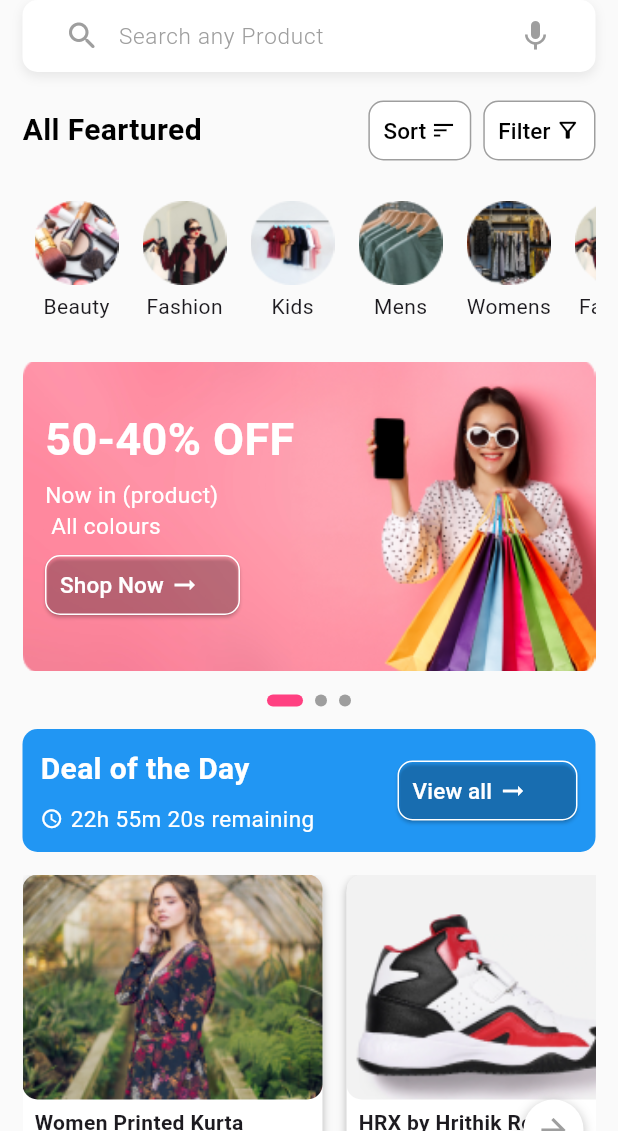
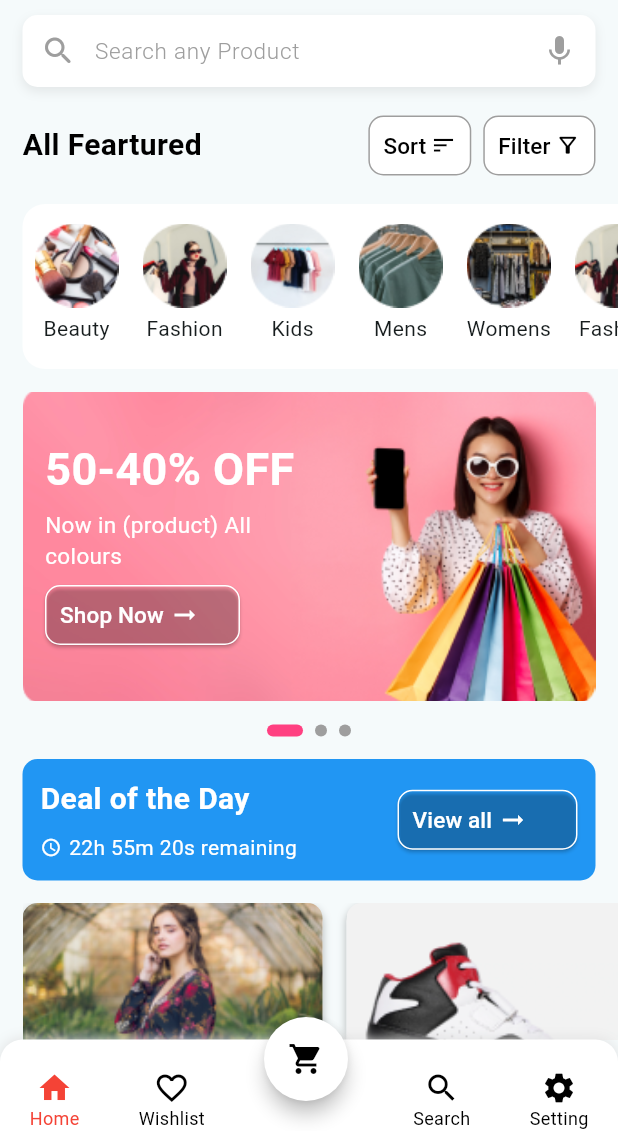
Before and after one commit to NhatHoang26122003/ecommerce_app, a Flutter app: the HomePageScreen screen opened directly, on a phone screen of 412 x 824 dp, the part 105-1236 px from its top. Run offline on Flutter 3.47's test engine with Material 3 defaults, Android fonts, the phone set to English and light mode, and no system bars; drawn by our look-alikes of smooth_page_indicator; our stand-ins replace flutter_rating_bar.

Commit message:
update_bottomNavigationBar

```diff
--- a/lib/main.dart
+++ b/lib/main.dart
@@ -12,7 +12,7 @@ class MyApp extends StatelessWidget {
   Widget build(BuildContext context) {
     return MaterialApp(
       theme: ThemeData(
-        colorScheme: ColorScheme.fromSeed(seedColor: Colors.deepPurple),
+        colorScheme: ColorScheme.fromSeed(seedColor: Colors.white),
         useMaterial3: true,
       ),
       debugShowCheckedModeBanner: false,
--- a/lib/models/category.dart
+++ b/lib/models/category.dart
@@ -10,55 +10,34 @@ class Category {
   Category({
     this.name = " ",
     this.imagePath = " ",
-    this.title =" ",
-    this.subText =" ",
-    this.buttonText ="",
+    this.title = " ",
+    this.subText = " ",
+    this.buttonText = "",
   });
 
   static List<Category> homeCategory = [
-    Category(
-        name: "Beauty",
-        imagePath: "assets/images/beauty.png"
-    ),
-    Category(
-        name: "Fashion",
-        imagePath: "assets/images/fashion.png"
-    ),
-    Category(
-        name: "Kids",
-        imagePath: "assets/images/kids.png"
-    ),
-    Category(
-        name: "Mens",
-        imagePath: "assets/images/men.png"
-    ),
-    Category(
-        name: "Womens",
-        imagePath: "assets/images/women.png"
-    ),
-    Category(
-        name: "Fashion",
-        imagePath: "assets/images/fashion.png"
-    ),
+    Category(name: "Beauty", imagePath: "assets/images/beauty.png"),
+    Category(name: "Fashion", imagePath: "assets/images/fashion.png"),
+    Category(name: "Kids", imagePath: "assets/images/kids.png"),
+    Category(name: "Mens", imagePath: "assets/images/men.png"),
+    Category(name: "Womens", imagePath: "assets/images/women.png"),
+    Category(name: "Fashion", imagePath: "assets/images/fashion.png"),
   ];
   static List<Category> banner = [
     Category(
-      imagePath: "assets/images/banner.png",
-      title: "50-40% OFF",
-      subText: "Now in (product) \n All colours",
-      buttonText: "Shop Now"
-    ),
+        imagePath: "assets/images/banner.png",
+        title: "50-40% OFF",
+        subText: "Now in (product) All colours",
+        buttonText: "Shop Now"),
     Category(
         imagePath: "assets/images/banner.png",
         title: "50-40% OFF",
-        subText: "Now in (product) \n All colours",
-        buttonText: "Shop Now"
-    ),
+        subText: "Now in (product) All colours",
+        buttonText: "Shop Now"),
     Category(
         imagePath: "assets/images/banner.png",
         title: "50-40% OFF",
-        subText: "Now in (product) \n All colours",
-        buttonText: "Shop Now"
-    )
+        subText: "Now in (product) All colours",
+        buttonText: "Shop Now")
   ];
 }
--- /dev/null
+++ b/lib/screen/bottom_tab/bottom_tab_screen.dart
@@ -0,0 +1,67 @@
+import 'package:flutter/material.dart';
+
+class BottomTabScreen extends StatefulWidget {
+  const BottomTabScreen({super.key});
+
+  @override
+  State<BottomTabScreen> createState() => _BottomTabScreenState();
+}
+
+class _BottomTabScreenState extends State<BottomTabScreen> {
+  @override
+  Widget build(BuildContext context) {
+    return Container();
+  }
+}
+// bottomNavigationBar: Container(
+//   decoration: BoxDecoration(
+//     borderRadius: BorderRadius.only(
+//       topLeft: Radius.circular(20),
+//       topRight: Radius.circular(20),
+//     ),
+//     boxShadow: [
+//       BoxShadow(
+//         color: Colors.grey,
+//         spreadRadius: 0,
+//         blurRadius: 7,
+//         offset: Offset(0, 0),
+//       ),
+//     ],
+//   ),
+//   child: BottomNavigationBar(
+//     currentIndex: _currentIndex,
+//     onTap: _onTabTapped,
+//     type: BottomNavigationBarType.fixed,
+//     selectedItemColor: Colors.red,
+//     unselectedItemColor: Colors.black,
+//     showSelectedLabels: true,
+//     showUnselectedLabels: true,
+//     items: const <BottomNavigationBarItem>[
+//       BottomNavigationBarItem(
+//         icon: Icon(Icons.home),
+//         label: 'Home',
+//       ),
+//       BottomNavigationBarItem(
+//         icon: Icon(Icons.favorite_border),
+//         label: 'Wishlist',
+//       ),
+//       BottomNavigationBarItem(
+//         icon: Icon(Icons.search),
+//         label: 'Search',
+//       ),
+//       BottomNavigationBarItem(
+//         icon: Icon(Icons.settings),
+//         label: 'Setting',
+//       ),
+//     ],
+//   ),
+// ),
+// floatingActionButton: FloatingActionButton(
+//   onPressed: () {
+//     print("Go to shopping");
+//   },
+//   child: Icon(Icons.shopping_cart),
+//   backgroundColor: Colors.white,
+//   shape: CircleBorder(),
+// ),
+// floatingActionButtonLocation: FloatingActionButtonLocation.centerDocked,
--- /dev/null
+++ b/lib/screen/bottom_tab/custom_bottom_navigator_bar.dart
@@ -0,0 +1,94 @@
+import 'package:flutter/material.dart';
+
+class CustomBottomNavigationBar extends StatelessWidget {
+  final int currentIndex;
+  final Function(int) onTabTapped;
+  final bool isShoppingCartSelected;
+  final VoidCallback onShoppingCartTapped;
+
+  const CustomBottomNavigationBar({
+    Key? key,
+    required this.currentIndex,
+    required this.onTabTapped,
+    required this.isShoppingCartSelected,
+    required this.onShoppingCartTapped,
+  }) : super(key: key);
+
+  @override
+  Widget build(BuildContext context) {
+    return Container(
+      height: 61 + MediaQuery.of(context).padding.bottom,
+      decoration: BoxDecoration(
+        color: Colors.white,
+        borderRadius: BorderRadius.only(
+          topLeft: Radius.circular(15),
+          topRight: Radius.circular(15),
+        ),
+        boxShadow: [
+          BoxShadow(
+            color: Colors.grey.shade300,
+            spreadRadius: 0,
+            blurRadius: 7,
+            offset: Offset(0, 0),
+          ),
+        ],
+      ),
+      child: Stack(
+        clipBehavior: Clip.none,
+        children: [
+          Positioned(
+            left: 0,
+            right: 0,
+            bottom: 0,
+            child: Row(
+              mainAxisAlignment: MainAxisAlignment.spaceAround,
+              children: [
+                _buildTabItem(Icons.home, 'Home', 0),
+                _buildTabItem(Icons.favorite_border, 'Wishlist', 1),
+                SizedBox(width: 60),
+                _buildTabItem(Icons.search, 'Search', 2),
+                _buildTabItem(Icons.settings, 'Setting', 3),
+              ],
+            ),
+          ),
+          // Nút Shopping Cart
+          Positioned(
+            bottom: 20,
+            left: MediaQuery.of(context).size.width / 2 - 30,
+            child: FloatingActionButton(
+              onPressed: onShoppingCartTapped,
+              shape: CircleBorder(),
+              backgroundColor: isShoppingCartSelected ? Colors.red : Colors.white,
+              child: Icon(
+                Icons.shopping_cart,
+                color: isShoppingCartSelected ? Colors.white : Colors.black,
+              ),
+              elevation: 5,
+            ),
+          ),
+
+        ],
+      ),
+    );
+  }
+
+  Widget _buildTabItem(IconData icon, String label, int index) {
+    final isSelected = index == currentIndex;
+    return GestureDetector(
+      onTap: () => onTabTapped(index),
+      child: Column(
+        mainAxisSize: MainAxisSize.min,
+        children: [
+          Icon(icon, color: isSelected ? Colors.red : Colors.black),
+          Text(
+            label,
+            style: TextStyle(
+              color: isSelected ? Colors.red : Colors.black,
+              fontSize: 12,
+            ),
+          ),
+        ],
+      ),
+    );
+  }
+}
--- a/lib/screen/home/components/banner.dart
+++ b/lib/screen/home/components/banner.dart
@@ -9,13 +9,47 @@ class BannerPageView extends StatefulWidget {
   State<BannerPageView> createState() => _BannerPageViewState();
 }
 
-class _BannerPageViewState extends State<BannerPageView> {
+class _BannerPageViewState extends State<BannerPageView> with SingleTickerProviderStateMixin {
   var banner = Category.banner;
   final PageController _pageController = PageController();
   int _currentPage = 0;
+  late AnimationController _animationController;
+  @override
+  void initState(){
+    super.initState();
+    _animationController = AnimationController(
+      vsync: this,
+      duration: const Duration(seconds: 4),
+    );
+    _animationController.forward();
+    _animationController.addListener(() {
+      if (_animationController.isCompleted) {
+        _animationController.reset();
+        setState(() {
+          _currentPage = (_currentPage + 1) % (banner.length);
+        });
+        _pageController.animateToPage(
+          _currentPage,
+          duration: const Duration(milliseconds: 500),
+          curve: Curves.easeInOut
+        );
+        _animationController.forward();
+      }
+    });
+  }
+
+  @override
+  void dispose() {
+    _animationController.dispose();
+    _pageController.dispose();
+    super.dispose();
+  }
+
   @override
   Widget build(BuildContext context) {
-    return Column(
+    return Container(
+      margin: const EdgeInsets.only(right: 15),
+      child: Column(
         children: [
           SizedBox(
             height: MediaQuery.of(context).size.height*0.25,
@@ -24,6 +58,8 @@ class _BannerPageViewState extends State<BannerPageView> {
               onPageChanged: (int page){
                 setState(() {
                   _currentPage = page;
+                  _animationController.reset();
+                  _animationController.forward();
                 });
               },
               itemCount: banner.length,
@@ -102,6 +138,7 @@ class _BannerPageViewState extends State<BannerPageView> {
             ),
           ),
         ],
+      )
     );
   }
 }
--- a/lib/screen/home/components/category_widget.dart
+++ b/lib/screen/home/components/category_widget.dart
@@ -9,7 +9,12 @@ class CategoryWidget extends StatelessWidget {
   @override
   Widget build(BuildContext context) {
     return Container(
-      height: 100,
+      decoration: BoxDecoration(
+        color: Colors.white,
+        borderRadius: BorderRadius.only(topLeft: Radius.circular(15), bottomLeft:  Radius.circular(15)),
+      ),
+      padding: const EdgeInsets.symmetric(vertical: 5),
+      height: 110,
       child: ListView.builder(
         scrollDirection: Axis.horizontal,
         itemCount: homeCategory.length,
--- a/lib/screen/home/components/session_header.dart
+++ b/lib/screen/home/components/session_header.dart
@@ -13,7 +13,8 @@ class SessionHeader extends StatelessWidget {
   @override
   Widget build(BuildContext context) {
     return Container(
-      padding: EdgeInsets.symmetric(horizontal: 12, vertical: 12),
+      margin: const EdgeInsets.only(right: 15),
+      padding: EdgeInsets.symmetric(horizontal:12, vertical: 12),
       decoration: BoxDecoration(
         color: colorBackground,
         borderRadius: BorderRadius.circular(10),
@@ -29,9 +30,9 @@ class SessionHeader extends StatelessWidget {
               SizedBox(height: 8,),
               Row (
                 children: [
-                  icon != null ? Icon(icon, color: Colors.white, size: 15,) : SizedBox.shrink(),
+                  icon != null ? Icon(icon, color: Colors.white, size: 14,) : SizedBox.shrink(),
                   SizedBox(width: 5,),
-                  Text (timeLine, style: TextStyle(fontSize: 15, color: Colors.white))
+                  Text (timeLine, style: TextStyle(fontSize: 14, color: Colors.white))
                 ],
               ),
             ],
--- a/lib/screen/home/components/sort_filter.dart
+++ b/lib/screen/home/components/sort_filter.dart
@@ -4,7 +4,9 @@ class SortFilter extends StatelessWidget {
 
   @override
   Widget build(BuildContext context) {
-    return Row(
+    return Container(
+      margin: const EdgeInsets.only(right: 15),
+      child: Row(
         mainAxisAlignment: MainAxisAlignment.end,
         children: [
           OutlinedButton(
@@ -53,6 +55,7 @@ class SortFilter extends StatelessWidget {
             ),
           )
         ],
+      )
     );
   }
 }
--- a/lib/screen/home/components/stylish_search.dart
+++ b/lib/screen/home/components/stylish_search.dart
@@ -6,7 +6,7 @@ class StylishSearch extends StatelessWidget {
   @override
   Widget build(BuildContext context) {
     return Container(
-      padding: EdgeInsets.symmetric(horizontal: 16),
+      margin: const EdgeInsets.only(top: 10, right: 15),
       decoration: BoxDecoration(
         borderRadius: BorderRadius.circular(10),
         color: Colors.white,
--- a/lib/screen/home/home_page.dart
+++ b/lib/screen/home/home_page.dart
@@ -1,3 +1,4 @@
+import 'package:ecommerce_app/screen/bottom_tab/custom_bottom_navigator_bar.dart';
 import 'package:ecommerce_app/screen/home/components/banner.dart';
 import 'package:ecommerce_app/screen/home/components/product_list_view.dart';
 import 'package:ecommerce_app/screen/home/components/sort_filter.dart';
@@ -7,6 +8,7 @@ import 'package:flutter/material.dart';
 import 'components/category_widget.dart';
 import 'components/session_header.dart';
 import 'package:ecommerce_app/models/product.dart';
+import 'package:ecommerce_app/app_color.dart' as AppColor;
 
 class HomePageScreen extends StatefulWidget {
   const HomePageScreen({super.key});
@@ -16,10 +18,34 @@ class HomePageScreen extends StatefulWidget {
 }
 
 class _HomePageScreenState extends State<HomePageScreen> {
+  late int _currentIndex = 0;
+
+  final List<Widget> _pages = [
+    Center(child: Text("Home")),
+    Center(child: Text("Wishlist")),
+    Center(child: Text("Search")),
+    Center(child: Text("Setting")),
+    Center(child: Text("Shopping")),
+  ];
+
+  bool _isShoppingCartSelected = false;
+
+  void _onTabTapped(int index) {
+    setState(() {
+      _currentIndex = index;
+      _isShoppingCartSelected = false;
+    });
+  }
+
+  void _onShoppingCartTapped() {
+    setState(() {
+      _currentIndex = 4;
+      _isShoppingCartSelected = !_isShoppingCartSelected;
+    });
+  }
   @override
   Widget build(BuildContext context) {
     return Scaffold(
-        backgroundColor: Colors.grey.shade50,
       appBar: AppBar(
         backgroundColor: Colors.white,
         elevation: 0,
@@ -27,8 +53,8 @@ class _HomePageScreenState extends State<HomePageScreen> {
         title: StylishAppbar(),
         automaticallyImplyLeading: false,
       ),
-        body: SingleChildScrollView(
-          padding: EdgeInsets.symmetric(horizontal: 15),
+      body: _currentIndex == 0 ? SingleChildScrollView(
+        padding: const EdgeInsets.only(left: 15),
         child: Column(
           mainAxisAlignment: MainAxisAlignment.center,
           children: [
@@ -82,15 +108,19 @@ class _HomePageScreenState extends State<HomePageScreen> {
             _newArrivals(),
             const SizedBox(height: 15,),
             _sponserd(),
+            const SizedBox(height: 20,),
           ],
         ),
-        )
+      ) : _pages[_currentIndex],
+      bottomNavigationBar: CustomBottomNavigationBar(currentIndex: _currentIndex, onTabTapped: _onTabTapped,
+        isShoppingCartSelected: _isShoppingCartSelected, onShoppingCartTapped: _onShoppingCartTapped,),
     );
   }
   _specialOffers() {
     return Container(
       height: MediaQuery.of(context).size.height*0.16,
-      padding: EdgeInsets.symmetric(horizontal: 16, vertical: 4),
+      margin: const EdgeInsets.only(right: 15),
+      padding: const EdgeInsets.symmetric(horizontal: 16, vertical: 4),
       decoration: BoxDecoration(
         borderRadius: BorderRadius.circular(10),
         color: Colors.white,
@@ -144,6 +174,7 @@ class _HomePageScreenState extends State<HomePageScreen> {
   }
   _flatAndHeels () {
     return Container(
+      margin: const EdgeInsets.only(right: 15),
       height: MediaQuery.of(context).size.height*0.25,
       decoration: BoxDecoration(
         borderRadius: BorderRadius.circular(10),
@@ -239,7 +270,9 @@ class _HomePageScreenState extends State<HomePageScreen> {
     );
   }
   _newArrivals () {
-    return Column(
+    return Container(
+      margin: const EdgeInsets.only(right: 15),
+      child: Column(
         children: [
           ClipRRect(
               borderRadius: BorderRadius.vertical(top: Radius.circular(12)),
@@ -296,6 +329,7 @@ class _HomePageScreenState extends State<HomePageScreen> {
             ),
           )
         ],
+      ),
     );
   }
   _sponserd() {
@@ -315,7 +349,7 @@ class _HomePageScreenState extends State<HomePageScreen> {
           Expanded(
             flex: 8,
             child: ClipRRect(
-              borderRadius: BorderRadius.circular(12),
+              borderRadius: BorderRadius.only(topLeft: Radius.circular(15), bottomLeft: Radius.circular(15)),
               child: Image.asset(
                 "assets/images/sponserd.png",
                 fit: BoxFit.cover,
```
Also changed, not shown: assets/images/Phiếu bé ngoan - Tháng 11 - 23.jpg (added). Lines whose indentation alone changed are shown as unchanged.
